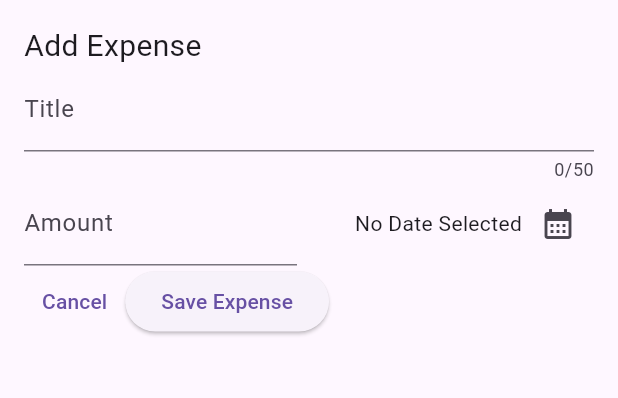
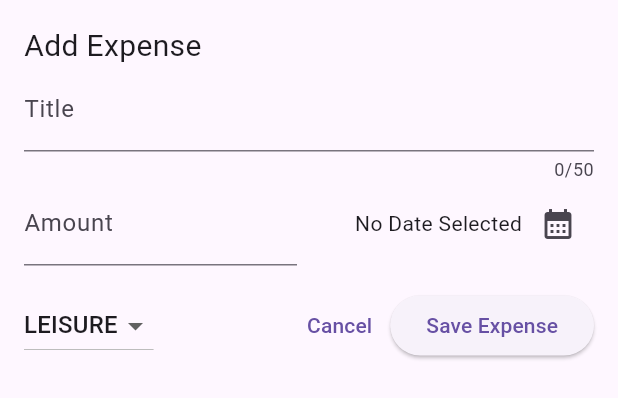
Before and after one commit to jatinchauhann/expense_tracker, a Flutter app: the NewExpense widget shown alone on an empty page, opened directly, on a phone screen of 412 x 824 dp. Shown: the top 398 px of the screen. Run offline on Flutter 3.47's test engine with Material 2 defaults, Android fonts, the phone set to English and light mode, and no system bars.

Commit message:
added DropdownButton for category enum

```diff
--- a/lib/widgets/new_expense.dart
+++ b/lib/widgets/new_expense.dart
@@ -14,6 +14,7 @@ class _NewExpenseState extends State<NewExpense> {
   final _titleController = TextEditingController();
   final _amountController = TextEditingController();
   DateTime? _selectedDate;
+  Category _selectedCategory = Category.leisure;
 
   void _presentDatePicker() async {
     final now = DateTime.now();
@@ -81,8 +82,27 @@ class _NewExpenseState extends State<NewExpense> {
             )
           ],
         ),
+        const SizedBox(
+          height: 16,
+        ),
         Row(
           children: [
+            DropdownButton(
+                value: _selectedCategory,
+                items: Category.values
+                    .map((category) => DropdownMenuItem(
+                        value: category,
+                        child: Text(category.name.toUpperCase())))
+                    .toList(),
+                onChanged: (value) {
+                  if (value == null) {
+                    return;
+                  }
+                  setState(() {
+                    _selectedCategory = value;
+                  });
+                }),
+            const Spacer(),
             TextButton(
                 onPressed: () {
                   Navigator.pop(context); // Removes overlay from the screen
```
